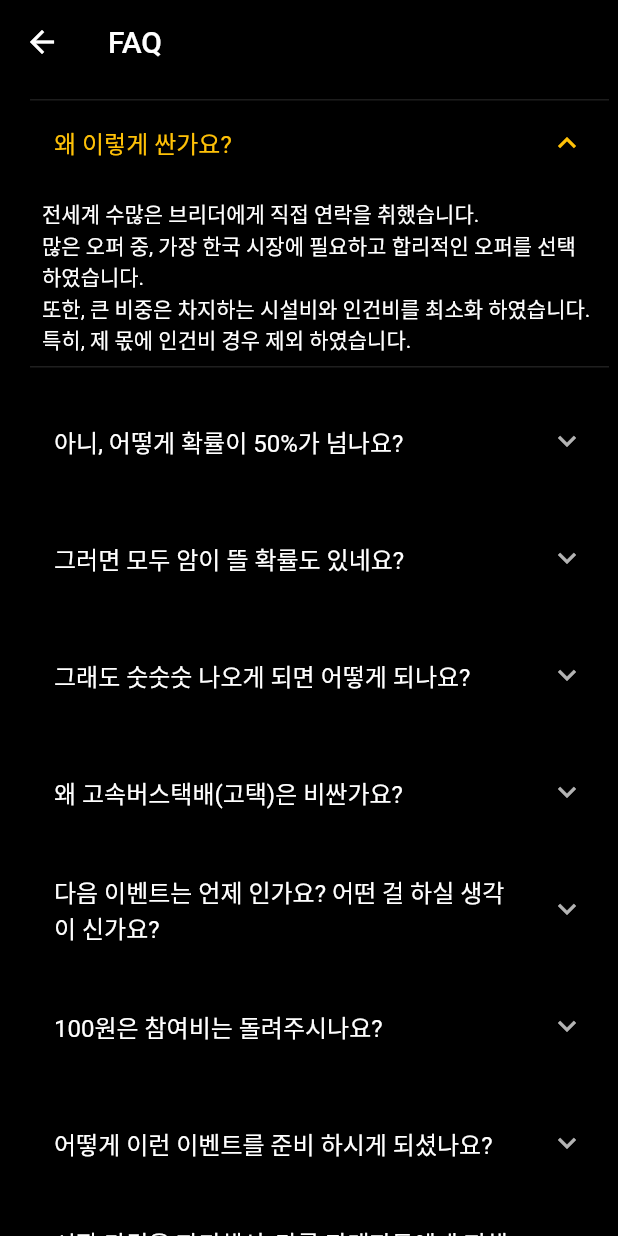
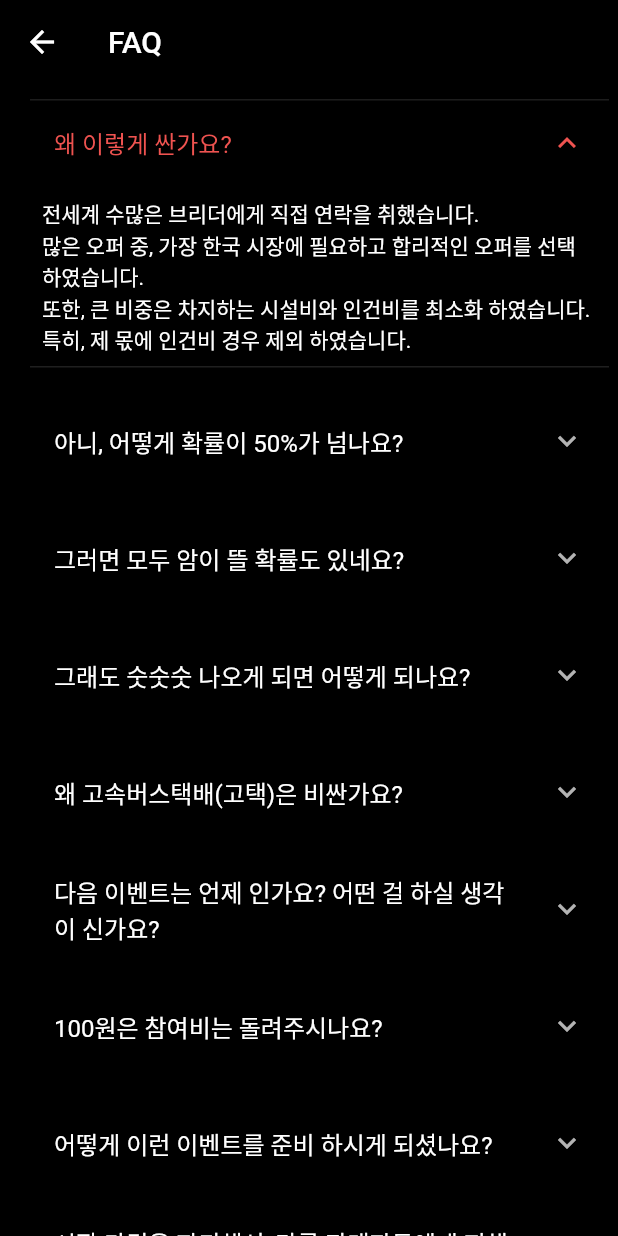
Before and after one commit to hur-kyuh-leez/crested_gecko_public, a Flutter app: the FaqScreen screen opened directly, after a tap on "왜 이렇게 싼가요?", on a phone screen of 412 x 824 dp. Run offline on Flutter 3.47's test engine with Material 2 defaults, Android fonts, the phone set to English and light mode, and no system bars; our stand-ins replace cloud_firestore, email_validator, firebase_auth, firebase_core, firebase_storage, get and 2 more; accounts and stored records are empty; network calls fail.

```diff
--- a/lib/models/user.dart
+++ b/lib/models/user.dart
@@ -4,20 +4,17 @@ class User {
   String username;
   String email;
   String uid;
-  String phone_number;
 
   User({
     required this.username,
     required this.email,
-    required this.uid,
-    required this.phone_number,
+    required this.uid
   });
 
   Map<String, dynamic> toJson() => {
         "username": username,
         "email": email,
         "uid": uid,
-        "phone_number": phone_number,
       };
 
   static User fromSnap(DocumentSnapshot snap) {
@@ -26,7 +23,6 @@ class User {
       email: snapshot['email'],
       uid: snapshot['uid'],
       username: snapshot['username'],
-      phone_number: snapshot['phone_number'],
     );
   }
 }
--- a/lib/screens/auth/signup_screen.dart
+++ b/lib/screens/auth/signup_screen.dart
@@ -10,7 +10,6 @@ class SignupScreen extends StatelessWidget {
   final TextEditingController _emailController = TextEditingController();
   final TextEditingController _passwordController = TextEditingController();
   final TextEditingController _usernameController = TextEditingController();
-  final TextEditingController _phoneNumberController = TextEditingController();
 
   @override
   Widget build(BuildContext context) {
@@ -103,7 +102,6 @@ class SignupScreen extends StatelessWidget {
                       _usernameController.text,
                       _emailController.text,
                       _passwordController.text,
-                      _phoneNumberController.text,
 
                     ),
                     child: const Center(
--- a/lib/screens/faq_screen.dart
+++ b/lib/screens/faq_screen.dart
@@ -31,8 +31,8 @@ Widget buildListView() => Padding(
       return Padding(
         padding: const EdgeInsets.only(bottom: 20.0),
         child: ExpansionTile(
-            textColor:Colors.amber,
-            iconColor:Colors.amber,
+            textColor:Colors.red[400],
+            iconColor:Colors.red[400],
           title: Text(faq_data[index]['question'].toString()),
           children:[
             Padding(
```
Also changed, not shown: lib/controllers/auth_controller.dart (+12 -4 lines), firebase.json (added).
